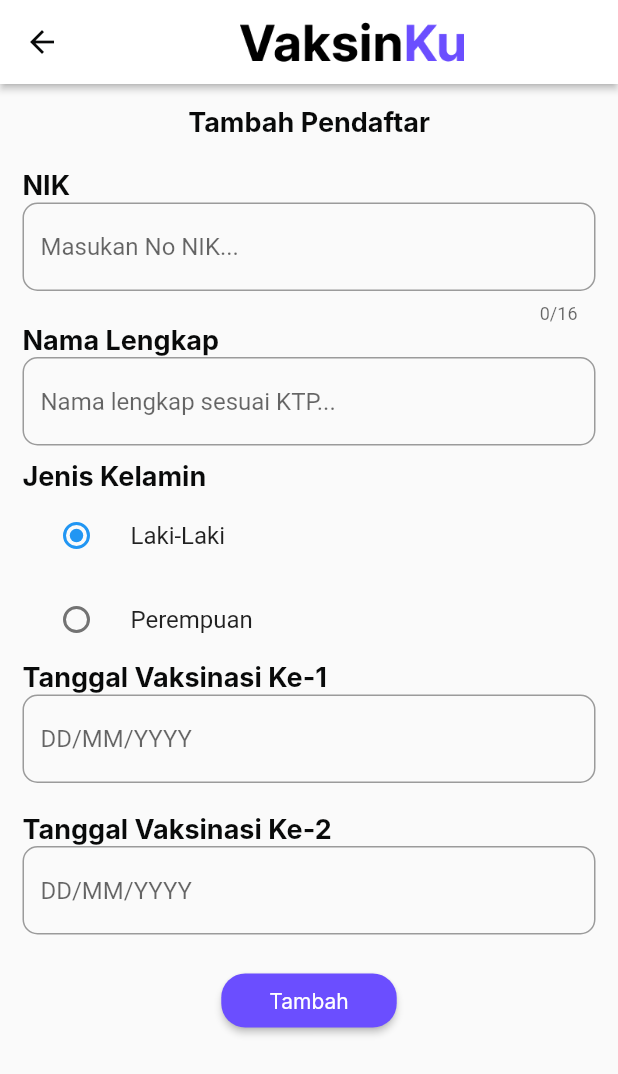
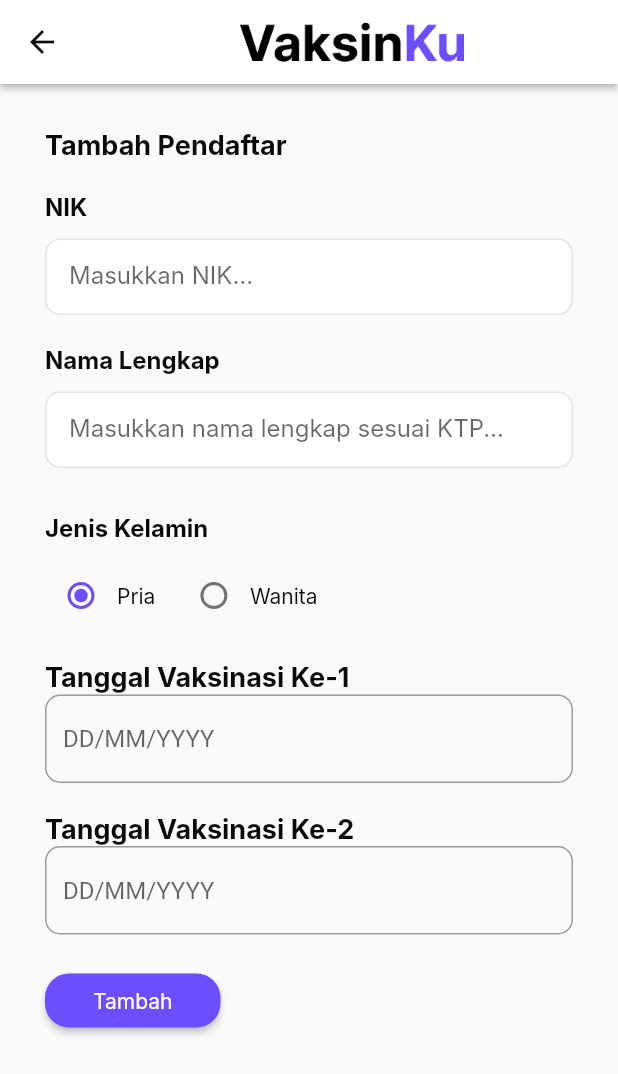
Before and after one commit to Catyousha/studi-independent-kolaborasi, a Flutter app: the screen it shows after launch, after a tap on "Tambah", on a phone screen of 412 x 824 dp. Shown: the top 1074 px of the screen. Run offline on Flutter 3.47's test engine with Material 2 defaults, Android fonts, the light colour scheme and no system bars; Roboto replaces fonts that are missing (Inter).

Commit message:
refactoring input teks & radio, add arguments in navigation

```diff
--- a/lib/tugas05_vaksinku/app.dart
+++ b/lib/tugas05_vaksinku/app.dart
@@ -1,5 +1,7 @@
 import 'package:flutter/material.dart';
-import 'package:kolaborasi_gits_app/tugas05_vaksinku/views/dashboard/dashboard_page.dart';
+import 'providers/participant_provider.dart';
+import 'views/dashboard/dashboard_page.dart';
+import 'package:provider/provider.dart';
 
 import 'views/forms/form_page.dart';
 
@@ -8,16 +10,18 @@ class VaksinkuApp extends StatelessWidget {
 
   @override
   Widget build(BuildContext context) {
-    return MaterialApp(
+    return ChangeNotifierProvider<ParticipantProvider>(
+      create: (_) => ParticipantProvider(),
+      child: MaterialApp(
         title: "VaksinKu",
         debugShowCheckedModeBanner: false,
-
         // daftar alamat dan widget halaman
         routes: {
           '/': (context) => const DashboardPage(),
           '/tambah': (context) => const FormPage(),
-        '/edit': (context) => const FormPage(),
+          '/detail': (context) => const FormPage(),
         },
+      ),
     );
   }
 }
--- /dev/null
+++ b/lib/tugas05_vaksinku/models/form_screen_args.dart
@@ -0,0 +1,16 @@
+import 'participant_model.dart';
+
+enum FormArgsType {
+  add,
+  detail,
+}
+
+class FormScreenArguments {
+  final FormArgsType type;
+  final int? participantId;
+
+  FormScreenArguments({
+    required this.type,
+    this.participantId,
+  });
+}
--- a/lib/tugas05_vaksinku/providers/participant_provider.dart
+++ b/lib/tugas05_vaksinku/providers/participant_provider.dart
@@ -5,7 +5,16 @@ import '../models/participant_model.dart';
 
 class ParticipantProvider with ChangeNotifier {
   // ignore: prefer_final_fields
-  List<Participant> _participants = [];
+  List<Participant> _participants = [
+    Participant(
+      id: 0,
+      name: "Awanama Wijaya",
+      nik: "1234567890ABCDEF",
+      gender: ParticipantGender.male,
+      firstVaccineDate: DateTime(2021, 10, 2),
+      secondVaccineDate: DateTime(2021, 11, 3),
+    ),
+  ];
 
   // database peserta, ditampung dalam list
   List<Participant> get list {
@@ -13,7 +22,10 @@ class ParticipantProvider with ChangeNotifier {
   }
 
   Participant getParticipantById(int id) {
-    return _participants.firstWhere((element) => element.id == id);
+    return _participants.firstWhere(
+      (element) => element.id == id,
+      orElse: () => Participant(),
+    );
   }
 
   // tambah peserta ke dalam list
--- a/lib/tugas05_vaksinku/views/dashboard/dashboard_view.dart
+++ b/lib/tugas05_vaksinku/views/dashboard/dashboard_view.dart
@@ -1,8 +1,13 @@
 import 'package:flutter/material.dart';
+import 'package:kolaborasi_gits_app/tugas05_vaksinku/models/form_screen_args.dart';
+import 'package:provider/provider.dart';
+
+import '../../models/participant_model.dart';
+import '../../providers/participant_provider.dart';
+import '../../styles/typos.dart';
+import '../../widgets/page_container.dart';
 import '../../widgets/participant_tile/participant_tile.dart';
 import '../../widgets/primary_button.dart';
-import '../../styles/typos.dart';
-import '../../widgets/page_container.dart';
 
 // widget buatan dibuat sebagai class
 // sebagai penampil tampilan dashboard
@@ -13,6 +18,10 @@ class DashboardView extends StatelessWidget {
 
   @override
   Widget build(BuildContext context) {
+    List<Participant> _participantList = Provider.of<ParticipantProvider>(
+      context,
+      listen: false,
+    ).list;
     // widget PageContainer dari folder /widgets
     return PageContainer(
       child: Column(
@@ -54,7 +63,13 @@ class DashboardView extends StatelessWidget {
               PrimaryButton(
                 buttonText: "Tambah",
                 buttonOnPressed: () {
-                  Navigator.pushNamed(context, '/tambah');
+                  Navigator.pushNamed(
+                    context,
+                    '/tambah',
+                    arguments: FormScreenArguments(
+                      type: FormArgsType.add,
+                    ),
+                  );
                 },
               ),
             ],
@@ -62,7 +77,13 @@ class DashboardView extends StatelessWidget {
           const SizedBox(height: 12.0),
 
           // menggunakan widget ParticipantTile dari folder /widgets
-          const ParticipantTile(),
+          ...List.generate(_participantList.length, (index) {
+            return ParticipantTile(
+              id: _participantList[index].id!,
+              name: _participantList[index].name!,
+              nik: _participantList[index].nik!,
+            );
+          })
         ],
       ),
     );
--- a/lib/tugas05_vaksinku/views/forms/form_page.dart
+++ b/lib/tugas05_vaksinku/views/forms/form_page.dart
@@ -1,5 +1,6 @@
 import 'package:flutter/material.dart';
-import 'package:kolaborasi_gits_app/tugas05_vaksinku/widgets/custom_appbar.dart';
+import '../../models/form_screen_args.dart';
+import '../../widgets/custom_appbar.dart';
 import 'form_view.dart';
 
 class FormPage extends StatelessWidget {
@@ -7,6 +8,13 @@ class FormPage extends StatelessWidget {
 
   @override
   Widget build(BuildContext context) {
+    late final FormScreenArguments args;
+    try {
+      args = ModalRoute.of(context)!.settings.arguments as FormScreenArguments;
+    } catch (_) {
+      Navigator.pop(context);
+    }
+
     return Scaffold(
       appBar: CustomAppBar(
         title: Image.asset(
@@ -15,9 +23,14 @@ class FormPage extends StatelessWidget {
           width: 150,
         ),
         leadingIcon: Icons.arrow_back,
-        onPressLeadingIcon: () {},
+        onPressLeadingIcon: () {
+          Navigator.pop(context);
+        },
       ),
-      body: FormView(),
+      body: FormView(
+        formType: args.type,
+        participantId: args.participantId,
+      ),
     );
   }
 }
--- a/lib/tugas05_vaksinku/views/forms/form_view.dart
+++ b/lib/tugas05_vaksinku/views/forms/form_view.dart
@@ -1,100 +1,90 @@
 import 'package:flutter/cupertino.dart';
 import 'package:flutter/material.dart';
-import 'package:kolaborasi_gits_app/tugas05_vaksinku/styles/typos.dart';
-import 'package:kolaborasi_gits_app/tugas05_vaksinku/widgets/primary_button.dart';
-import 'form_page.dart';
+import '../../providers/participant_provider.dart';
+import 'package:provider/provider.dart';
+import '../../models/form_screen_args.dart';
+import '../../models/participant_model.dart';
 
-enum GenderGen { man, woman }
+import '../../styles/typos.dart';
+import '../../widgets/page_container.dart';
+import '../../widgets/primary_button.dart';
+import '../../widgets/primary_radio_input.dart';
+import '../../widgets/primary_text_input.dart';
 
 class FormView extends StatefulWidget {
+  const FormView({
+    Key? key,
+    required this.formType,
+    this.participantId,
+  }) : super(key: key);
+
+  final FormArgsType formType;
+  final int? participantId;
   @override
-  _HomeState createState() => _HomeState();
+  _FormViewState createState() => _FormViewState();
 }
 
-class _HomeState extends State<FormView> {
-  GenderGen? _character = GenderGen.man;
+class _FormViewState extends State<FormView> {
+  late Participant _participant;
+
+  @override
+  void initState() {
+    _participant = Provider.of<ParticipantProvider>(
+      context,
+      listen: false,
+    ).getParticipantById(widget.participantId ?? -1);
+    super.initState();
+  }
+
   @override
   Widget build(BuildContext context) {
     // widget PageContainer dari folder /widgets
-    return Scaffold(
-      body: ListView(children: <Widget>[
-        Container(
-          padding: EdgeInsets.all(10.0),
-          margin: EdgeInsets.all(5.0),
+    return PageContainer(
       child: Column(
+        crossAxisAlignment: CrossAxisAlignment.start,
         children: <Widget>[
           Text(
-                "Tambah Pendaftar",
+            (widget.formType == FormArgsType.add)
+                ? "Tambah Pendaftar"
+                : "Edit Pendaftar",
             style: typosTextBold(type: TyposType.large),
           ),
-              SizedBox(
+          const SizedBox(
             height: 20,
           ),
-              Row(
-                children: [
-                  Text(
-                    'NIK',
-                    style: typosTextBold(type: TyposType.large),
+          PrimaryTextInput(
+            label: "NIK",
+            initialValue: _participant.nik,
+            valueSetter: (val) {
+              _participant.nik = val;
+            },
           ),
-                ],
+          PrimaryTextInput(
+            label: "Nama Lengkap",
+            labelText: "Masukkan nama lengkap sesuai KTP...",
+            initialValue: _participant.name,
+            valueSetter: (val) {
+              _participant.name = val;
+            },
           ),
-              TextField(
-                keyboardType: TextInputType.phone,
-                cursorColor: Theme.of(context).cursorColor,
-                maxLength: 16,
-                decoration: InputDecoration(
-                  hintText: "Masukan No NIK...",
-                  border: OutlineInputBorder(
-                    borderRadius: BorderRadius.circular(10.0),
-                  ),
-                ),
-              ),
-              Row(
-                children: [
-                  Text(
-                    'Nama Lengkap',
-                    style: typosTextBold(type: TyposType.large),
-                  ),
-                ],
-              ),
-              TextField(
-                cursorColor: Theme.of(context).cursorColor,
-                decoration: InputDecoration(
-                  hintText: "Nama lengkap sesuai KTP...",
-                  border: OutlineInputBorder(
-                    borderRadius: BorderRadius.circular(10.0),
-                  ),
-                ),
-              ),
-              SizedBox(
+          const SizedBox(
             height: 10,
           ),
-              Row(
-                children: [
-                  Text(
-                    'Jenis Kelamin',
-                    style: typosTextBold(type: TyposType.large),
+          RadioInputSection(
+            label: "Jenis Kelamin",
+            groupValue: _participant.gender,
+            radioChoices: <ParticipantGender, Widget>{
+              ParticipantGender.male: Text(
+                "Pria",
+                style: typosTextRegular(type: TyposType.small),
               ),
-                ],
+              ParticipantGender.female: Text(
+                "Wanita",
+                style: typosTextRegular(type: TyposType.small),
               ),
-              RadioListTile<GenderGen>(
-                title: const Text('Laki-Laki'),
-                value: GenderGen.man,
-                groupValue: _character,
-                onChanged: (GenderGen? value) {
-                  setState(() {
-                    _character = value;
-                  });
             },
-              ),
-              RadioListTile<GenderGen>(
-                title: const Text('Perempuan'),
-                value: GenderGen.woman,
-                groupValue: _character,
-                onChanged: (GenderGen? value) {
-                  setState(() {
-                    _character = value;
-                  });
+            valueSetter: (val) {
+              _participant.gender = val;
             },
           ),
           Row(
@@ -114,7 +104,7 @@ class _HomeState extends State<FormView> {
               ),
             ),
           ),
-              SizedBox(
+          const SizedBox(
             height: 20,
           ),
           Row(
@@ -145,8 +135,6 @@ class _HomeState extends State<FormView> {
           ),
         ],
       ),
-        ),
-      ]),
     );
   }
 }
--- a/lib/tugas05_vaksinku/widgets/participant_tile/participant_tile.dart
+++ b/lib/tugas05_vaksinku/widgets/participant_tile/participant_tile.dart
@@ -8,7 +8,16 @@ import 'participant_tile_label.dart';
 // widget buatan dibuat sebagai class
 // sebagai penampil tile peserta
 class ParticipantTile extends StatelessWidget {
-  const ParticipantTile({Key? key}) : super(key: key);
+  const ParticipantTile({
+    Key? key,
+    required this.id,
+    required this.name,
+    required this.nik,
+  }) : super(key: key);
+
+  final int id;
+  final String name;
+  final String nik;
 
   @override
   Widget build(BuildContext context) {
@@ -37,16 +46,18 @@ class ParticipantTile extends StatelessWidget {
           Expanded(
             child: Column(
               crossAxisAlignment: CrossAxisAlignment.start,
-              children: const <Widget>[
+              children: <Widget>[
                 // widget ParticipantTileLabel dari folder /widgets/participant_tile
                 ParticipantTileLabel(
-                  name: "Abdul Hanif",
-                  nik: "3204271810988903",
+                  name: name,
+                  nik: nik,
                 ),
-                SizedBox(height: 8),
+                const SizedBox(height: 8),
 
                 // widget ParticipantTileActions dari folder /widgets/participant_tile
-                ParticipantTileActions(),
+                ParticipantTileActions(
+                  participantId: id,
+                ),
               ],
             ),
           ),
--- a/lib/tugas05_vaksinku/widgets/participant_tile/participant_tile_actions.dart
+++ b/lib/tugas05_vaksinku/widgets/participant_tile/participant_tile_actions.dart
@@ -1,11 +1,19 @@
 import 'package:flutter/material.dart';
+import 'package:kolaborasi_gits_app/tugas05_vaksinku/models/form_screen_args.dart';
+import 'package:kolaborasi_gits_app/tugas05_vaksinku/providers/participant_provider.dart';
+import 'package:provider/provider.dart';
 import '../../styles/colors.dart';
 import '../primary_button.dart';
 
 // widget buatan dibuat sebagai class
 // sebagai penampil dua tombol (detail dan hapus) dalam tile peserta
 class ParticipantTileActions extends StatelessWidget {
-  const ParticipantTileActions({Key? key}) : super(key: key);
+  const ParticipantTileActions({
+    Key? key,
+    required this.participantId,
+  }) : super(key: key);
+
+  final int participantId;
 
   @override
   Widget build(BuildContext context) {
@@ -15,7 +23,16 @@ class ParticipantTileActions extends StatelessWidget {
         // menggunakan widget PrimaryButton dalam folder /widgets
         PrimaryButton(
           buttonText: "Detail",
-          buttonOnPressed: () {},
+          buttonOnPressed: () {
+            Navigator.pushNamed(
+              context,
+              '/detail',
+              arguments: FormScreenArguments(
+                type: FormArgsType.detail,
+                participantId: participantId,
+              ),
+            );
+          },
         ),
         const SizedBox(width: 13),
 
--- /dev/null
+++ b/lib/tugas05_vaksinku/widgets/primary_radio_input.dart
@@ -0,0 +1,93 @@
+import 'package:flutter/material.dart';
+import '../styles/colors.dart';
+import '../styles/typos.dart';
+
+class PrimaryRadioInput extends StatelessWidget {
+  const PrimaryRadioInput({
+    Key? key,
+    required this.title,
+    required this.value,
+    required this.groupValue,
+    required this.valueSetter,
+  }) : super(key: key);
+
+  final Widget title;
+  final dynamic value;
+  final dynamic groupValue;
+  final Function(dynamic) valueSetter;
+
+  @override
+  Widget build(BuildContext context) {
+    return Wrap(
+      crossAxisAlignment: WrapCrossAlignment.center,
+      alignment: WrapAlignment.center,
+      children: [
+        Radio(
+          activeColor: CustomColor.colorPriBase,
+          value: value,
+          groupValue: groupValue,
+          onChanged: (dynamic val) {
+            valueSetter(val);
+          },
+        ),
+        GestureDetector(
+          onTap: () => valueSetter(value),
+          child: title,
+        )
+      ],
+    );
+  }
+}
+
+class RadioInputSection extends StatelessWidget {
+  const RadioInputSection({
+    Key? key,
+    required this.label,
+    required this.groupValue,
+    required this.radioChoices,
+    required this.valueSetter,
+  }) : super(key: key);
+
+  final String label;
+  final dynamic groupValue;
+
+  // value pilihan: label
+  final Map<dynamic, dynamic> radioChoices;
+  final Function(dynamic) valueSetter;
+
+  List<Widget> _buildRadioChoices() {
+    List<Widget> widgets = [];
+    radioChoices.forEach((choice, titleWidget) {
+      widgets.addAll([
+        PrimaryRadioInput(
+          title: titleWidget,
+          groupValue: groupValue,
+          value: choice,
+          valueSetter: (val) {
+            valueSetter(val);
+          },
+        ),
+      ]);
+    });
+    return widgets;
+  }
+
+  @override
+  Widget build(BuildContext context) {
+    return Column(
+      crossAxisAlignment: CrossAxisAlignment.start,
+      children: <Widget>[
+        Text(
+          label,
+          style: typosTextBold(type: TyposType.regular),
+        ),
+        const SizedBox(height: 12.0),
+        Wrap(
+          spacing: 15.0,
+          children: _buildRadioChoices(),
+        ),
+        const SizedBox(height: 20),
+      ],
+    );
+  }
+}
--- /dev/null
+++ b/lib/tugas05_vaksinku/widgets/primary_text_input.dart
@@ -0,0 +1,78 @@
+import 'package:flutter/material.dart';
+import 'package:flutter/services.dart';
+import '../styles/colors.dart';
+import '../styles/typos.dart';
+
+class PrimaryTextInput extends StatelessWidget {
+  const PrimaryTextInput({
+    Key? key,
+    required this.label,
+    this.labelText,
+    this.initialValue,
+    this.numberInput = false,
+    this.inputFormatters,
+    this.isRequired = true,
+    required this.valueSetter,
+  }) : super(key: key);
+
+  final String label;
+  final String? labelText;
+  final String? initialValue;
+  final bool numberInput;
+  final List<TextInputFormatter>? inputFormatters;
+  final bool isRequired;
+  final Function(String?) valueSetter;
+
+  @override
+  Widget build(BuildContext context) {
+    InputBorder _inputBorder = OutlineInputBorder(
+      borderRadius: BorderRadius.circular(10.0),
+      borderSide: const BorderSide(
+        color: CustomColor.colorSkyLight,
+        width: 1.0,
+      ),
+    );
+
+    return Column(
+      crossAxisAlignment: CrossAxisAlignment.start,
+      children: [
+        Text(
+          label,
+          style: typosTextBold(type: TyposType.regular),
+        ),
+        const SizedBox(height: 12.0),
+        TextFormField(
+          inputFormatters: inputFormatters,
+          keyboardType:
+              (numberInput) ? TextInputType.number : TextInputType.text,
+          initialValue: initialValue,
+          style: typosTextRegular(
+            type: TyposType.regular,
+            color: CustomColor.colorInkLighter,
+          ),
+          decoration: InputDecoration(
+            filled: true,
+            fillColor: CustomColor.colorSkyWhite,
+            enabledBorder: _inputBorder,
+            errorBorder: _inputBorder,
+            focusedErrorBorder: _inputBorder,
+            focusedBorder: _inputBorder,
+            floatingLabelBehavior: FloatingLabelBehavior.never,
+            labelText: labelText ?? "Masukkan $label...",
+            contentPadding: const EdgeInsets.all(16.0),
+          ),
+          validator: (value) {
+            if ((value == null || value.isEmpty) && isRequired) {
+              return 'Kolom ini wajib diisi!';
+            }
+            return null;
+          },
+          onSaved: (String? value) {
+            valueSetter(value);
+          },
+        ),
+        const SizedBox(height: 20),
+      ],
+    );
+  }
+}
```
Lines whose indentation alone changed are shown as unchanged.
